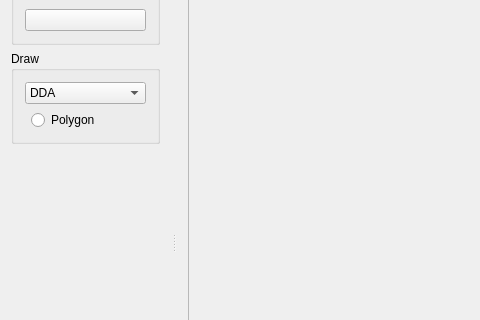
Old version of the form ImageViewer.ui in the repository mavik3/pg; both pictures show x 0 to 480 and y 88 to 408 of the 818 by 646 pixel window.
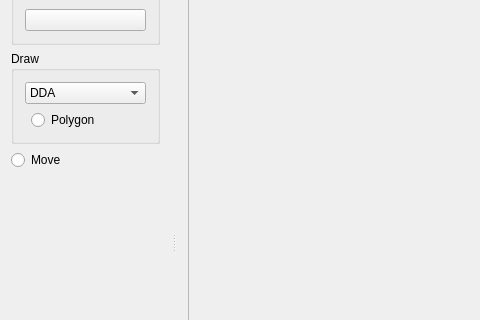
New version of the form.

Patch:
```diff
--- a/ImageViewer.ui
+++ b/ImageViewer.ui
@@ -143,6 +143,13 @@
        </layout>
       </widget>
      </item>
+     <item>
+      <widget class="QRadioButton" name="Move">
+       <property name="text">
+        <string>Move</string>
+       </property>
+      </widget>
+     </item>
      <item>
       <spacer name="verticalSpacer">
        <property name="orientation">
```
